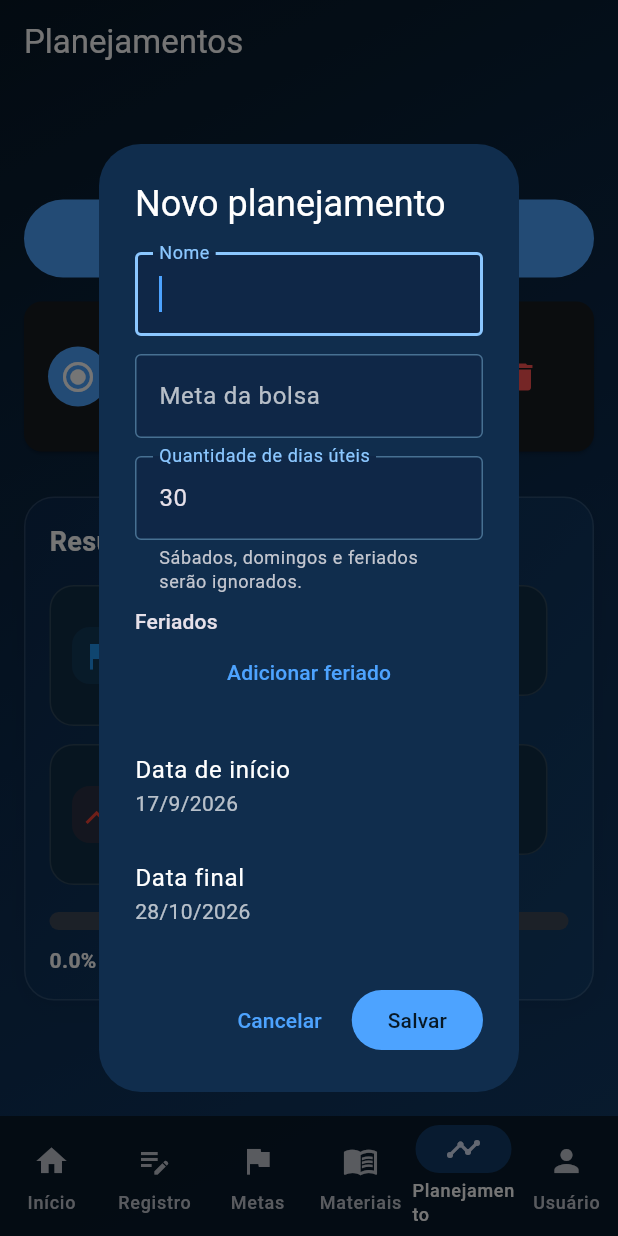
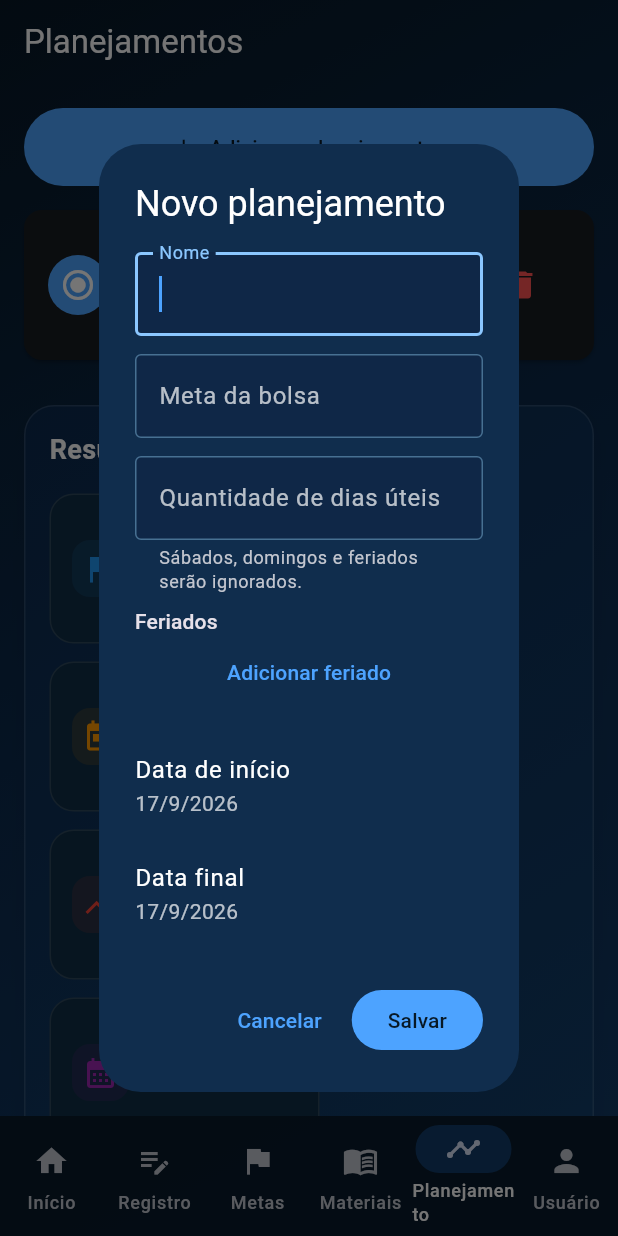
Before and after one commit to Zael-web/colportorgoals_and_finances, a Flutter app: the screen it shows once a user with an empty profile is signed in, item 5 of the bottom bar chosen, after a tap on "Adicionar planejamento", on a phone screen of 412 x 824 dp. Run offline on Flutter 3.47's test engine with Material 3 defaults, Android fonts, the phone set to English and light mode, and no system bars; our stand-ins replace cloud_firestore, firebase_auth, firebase_core, flutter_multi_formatter, google_sign_in, image_picker and 1 more; accounts and stored records are empty; network calls fail.

Commit message:
ajuste nos numeros

```diff
--- a/lib/data/app_data.dart
+++ b/lib/data/app_data.dart
@@ -221,8 +221,19 @@ double faltaParaBolsa() {
 
 int diasRestantes() {
   final hoje = DateTime.now();
-
-  int dias = dataFimGlobal.difference(hoje).inDays;
+  final inicio = DateTime(hoje.year, hoje.month, hoje.day).isBefore(
+    DateTime(dataInicioGlobal.year, dataInicioGlobal.month, dataInicioGlobal.day),
+  )
+      ? dataInicioGlobal
+      : hoje;
+  final planejamento = planejamentosGlobais
+      .where((item) => item.id == planejamentoSelecionadoId)
+      .firstOrNull;
+  final dias = Planejamento.calcularQuantidadeDias(
+    dataInicio: inicio,
+    dataFim: dataFimGlobal,
+    feriados: planejamento?.feriados ?? const [],
+  );
 
   if (dias <= 0) {
     return 1;
@@ -394,7 +405,10 @@ Future<void> carregarPlanejamentos() async {
         meta: metaBolsaGlobal,
         dataInicio: dataInicioGlobal,
         dataFim: dataFimGlobal,
-        quantidadeDias: 30,
+        quantidadeDias: Planejamento.calcularQuantidadeDias(
+          dataInicio: dataInicioGlobal,
+          dataFim: dataFimGlobal,
+        ),
       ),
     ];
     await salvarListaPlanejamentos();
@@ -496,7 +510,10 @@ Future<String?> garantirPlanejamentoParaRegistro() async {
       meta: metaBolsaGlobal == 0 ? 18000 : metaBolsaGlobal,
       dataInicio: dataInicioGlobal,
       dataFim: dataFimGlobal,
-      quantidadeDias: 30,
+      quantidadeDias: Planejamento.calcularQuantidadeDias(
+        dataInicio: dataInicioGlobal,
+        dataFim: dataFimGlobal,
+      ),
     );
     planejamentosGlobais.add(planejamento);
     await salvarListaPlanejamentos();
--- a/lib/screens/planejamento_screen.dart
+++ b/lib/screens/planejamento_screen.dart
@@ -49,15 +49,11 @@ class _PlanejamentoScreenState extends State<PlanejamentoScreen> {
           : formatarNumeroGlobal(planejamento.meta, casas: 0),
     );
     final diasController = TextEditingController(
-      text: planejamento?.quantidadeDias.toString() ?? '30',
+      text: planejamento?.quantidadeDias.toString() ?? '',
     );
     var dataInicio = planejamento?.dataInicio ?? DateTime.now();
     var feriados = [...?planejamento?.feriados];
-    var dataFim = Planejamento.calcularDataFim(
-      dataInicio: dataInicio,
-      quantidadeDias: planejamento?.quantidadeDias ?? 30,
-      feriados: feriados,
-    );
+    var dataFim = planejamento?.dataFim ?? dataInicio;
 
     final resultado = await showDialog<Planejamento>(
       context: context,
@@ -261,9 +257,9 @@ class _PlanejamentoScreenState extends State<PlanejamentoScreen> {
               ),
               onPressed: () {
                 final textoMeta = metaController.text.trim();
-                final textoNormalizado = textoMeta.contains(',')
-                    ? textoMeta.replaceAll('.', '').replaceAll(',', '.')
-                    : textoMeta;
+                final textoNormalizado = textoMeta
+                  .replaceAll('.', '')
+                  .replaceAll(',', '.');
                 final meta = double.tryParse(textoNormalizado);
                 final quantidadeDias = int.tryParse(diasController.text.trim());
                 final nome = nomeController.text.trim();
@@ -394,8 +390,7 @@ class _PlanejamentoScreenState extends State<PlanejamentoScreen> {
       0,
       double.infinity,
     );
-    final dias = dataFimGlobal.difference(DateTime.now()).inDays;
-    final diasRestantes = dias <= 0 ? 1 : dias;
+    final quantidadeDiasRestantes = diasRestantes();
     final progresso = metaBolsaGlobal == 0
         ? 0.0
         : (totalCompradoGlobal() / metaBolsaGlobal).clamp(0.0, 1.0);
@@ -408,9 +403,9 @@ class _PlanejamentoScreenState extends State<PlanejamentoScreen> {
         cor: Colors.blue,
       ),
       _ResumoItemPlanejamento(
-        titulo: 'Pago',
-        valor: formatarMoedaGlobal(totalCompradoGlobal()),
-        icone: Icons.shopping_cart,
+        titulo: 'Meta diária',
+        valor: formatarMoedaGlobal(metaDiariaNecessaria()),
+        icone: Icons.today,
         cor: Colors.orange,
       ),
       _ResumoItemPlanejamento(
@@ -421,7 +416,7 @@ class _PlanejamentoScreenState extends State<PlanejamentoScreen> {
       ),
       _ResumoItemPlanejamento(
         titulo: 'Dias',
-        valor: '$diasRestantes dias',
+        valor: '$quantidadeDiasRestantes dias',
         icone: Icons.calendar_month,
         cor: Colors.purple,
       ),
@@ -537,11 +532,13 @@ class _PlanejamentoScreenState extends State<PlanejamentoScreen> {
                           ),
                           const SizedBox(height: 16),
                           Wrap(
+                            alignment: WrapAlignment.center,
                             spacing: 12,
                             runSpacing: 12,
                             children: cardsResumo.map((item) {
                               return SizedBox(
-                                width: 160,
+                                width: 180,
+                                height: 100,
                                 child: Container(
                                   padding: const EdgeInsets.all(14),
                                   decoration: BoxDecoration(
@@ -556,6 +553,7 @@ class _PlanejamentoScreenState extends State<PlanejamentoScreen> {
                                     ),
                                   ),
                                   child: Row(
+                                    mainAxisAlignment: MainAxisAlignment.center,
                                     children: [
                                       Container(
                                         width: 38,
@@ -573,10 +571,13 @@ class _PlanejamentoScreenState extends State<PlanejamentoScreen> {
                                       Expanded(
                                         child: Column(
                                           crossAxisAlignment:
-                                              CrossAxisAlignment.start,
+                                              CrossAxisAlignment.center,
                                           children: [
                                             Text(
                                               item.titulo,
+                                              maxLines: 1,
+                                              overflow: TextOverflow.ellipsis,
+                                              textAlign: TextAlign.center,
                                               style: TextStyle(
                                                 color: temaEscuro
                                                     ? Colors.white70
@@ -586,6 +587,7 @@ class _PlanejamentoScreenState extends State<PlanejamentoScreen> {
                                             const SizedBox(height: 4),
                                             Text(
                                               item.valor,
+                                              textAlign: TextAlign.center,
                                               style: TextStyle(
                                                 fontWeight: FontWeight.bold,
                                                 color: temaEscuro
--- a/lib/services/auth_service.dart
+++ b/lib/services/auth_service.dart
@@ -4,7 +4,7 @@ import 'package:google_sign_in/google_sign_in.dart';
 import '../data/app_data.dart';
 
 class AuthService {
-  final FirebaseAuth _auth = FirebaseAuth.instance;
+  FirebaseAuth get _auth => FirebaseAuth.instance;
   final GoogleSignIn _googleSignIn = GoogleSignIn.instance;
 
   User? get currentUser => _auth.currentUser;
```
Also changed, not shown: 2 other files.
